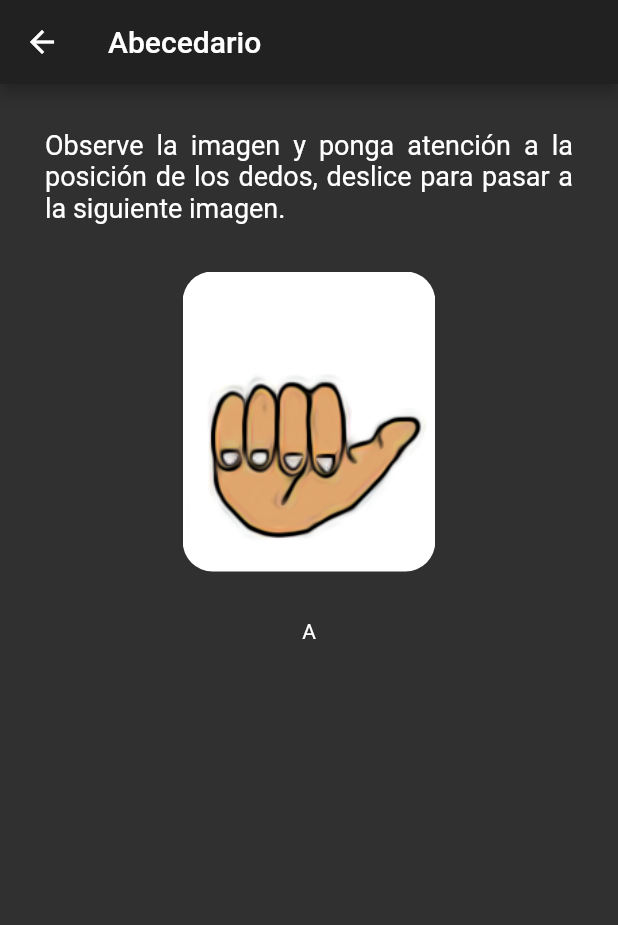
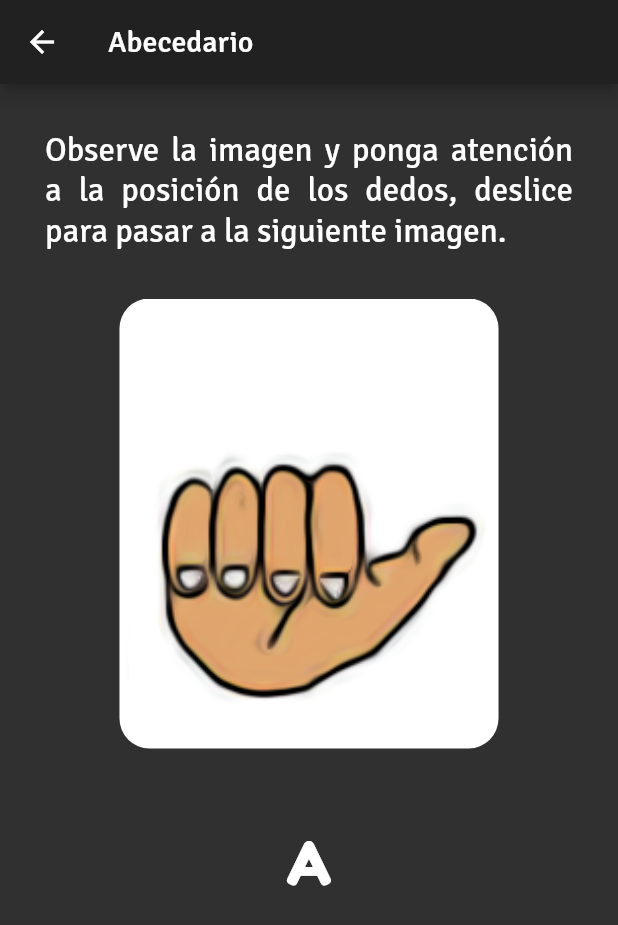
Before and after one commit to Uzueta/AppSenas, a Flutter app: the screen it shows after launch, after a tap on "Abecedario", on a phone screen of 412 x 824 dp. Shown: the top 925 px of the screen. Run offline on Flutter 3.47's test engine with Material 2 defaults, Android fonts, the phone set to English and light mode, and no system bars; our stand-ins replace google_fonts; Roboto replaces fonts that are missing (Verdana).

Commit message:
Se corrige diseño de la app en general y se agregan fuentes como recursos

```diff
--- a/lib/main.dart
+++ b/lib/main.dart
@@ -12,7 +12,11 @@ class MyApp extends StatelessWidget {
     SystemChrome.setSystemUIOverlayStyle(SystemUiOverlayStyle.light);
     return MaterialApp(
       debugShowCheckedModeBanner: false,
-      theme: ThemeData.dark(),
+      theme: ThemeData(fontFamily: 'Signika'),
+      darkTheme: ThemeData(brightness: Brightness.dark, fontFamily: 'Signika'
+          /* dark theme settings */
+          ),
+      themeMode: ThemeMode.dark,
       title: 'Material App',
       initialRoute: 'home_screen',
       routes: {
--- a/lib/screens/lecciones.dart
+++ b/lib/screens/lecciones.dart
@@ -1,5 +1,6 @@
 import 'package:disenos/models/lecciones_listas.dart';
 import 'package:flutter/material.dart';
+import 'package:google_fonts/google_fonts.dart';
 
 class PantallaLeccion extends StatelessWidget {
   final String titulo;
@@ -50,7 +51,7 @@ class PantallaLeccion extends StatelessWidget {
               child: Text(
                 "Observe la imagen y ponga atención a la posición de los dedos, deslice para pasar a la siguiente imagen.",
                 textAlign: TextAlign.justify,
-                style: TextStyle(fontSize: 18, fontFamily: 'Verdana'),
+                style: TextStyle(fontSize: 22, fontFamily: 'Signika'),
               )),
           Leccion(
             lista: lista,
@@ -75,7 +76,7 @@ class Leccion extends StatelessWidget {
   Widget build(BuildContext context) {
     final _screenZise = MediaQuery.of(context).size.height;
     return Container(
-      height: _screenZise * 0.5,
+      height: _screenZise * 0.7,
       padding: EdgeInsets.only(top: 0, bottom: 30, left: 30, right: 30),
       child: PageView.builder(
         physics: BouncingScrollPhysics(),
@@ -91,16 +92,17 @@ class Leccion extends StatelessWidget {
                   borderRadius: BorderRadius.circular(20),
                   child: Image(
                     image: AssetImage(lista[index].imagePath),
-                    height: 200,
+                    height: 300,
                     fit: BoxFit.fill,
                   ),
                 ),
               ),
               Container(
-                padding: EdgeInsets.all(30),
+                padding: EdgeInsets.all(50),
                 child: Text(
                   lista[index].description,
                   textAlign: TextAlign.center,
+                  style: TextStyle(fontSize: 40, fontFamily: 'Fredoka'),
                 ),
               )
             ],
```
Also changed, not shown: pubspec.yaml (+9 -7 lines), assets/fonts/FredokaOne-Regular.ttf (added), assets/fonts/Signika-VariableFont_wght.ttf (added), pubspec.lock.
